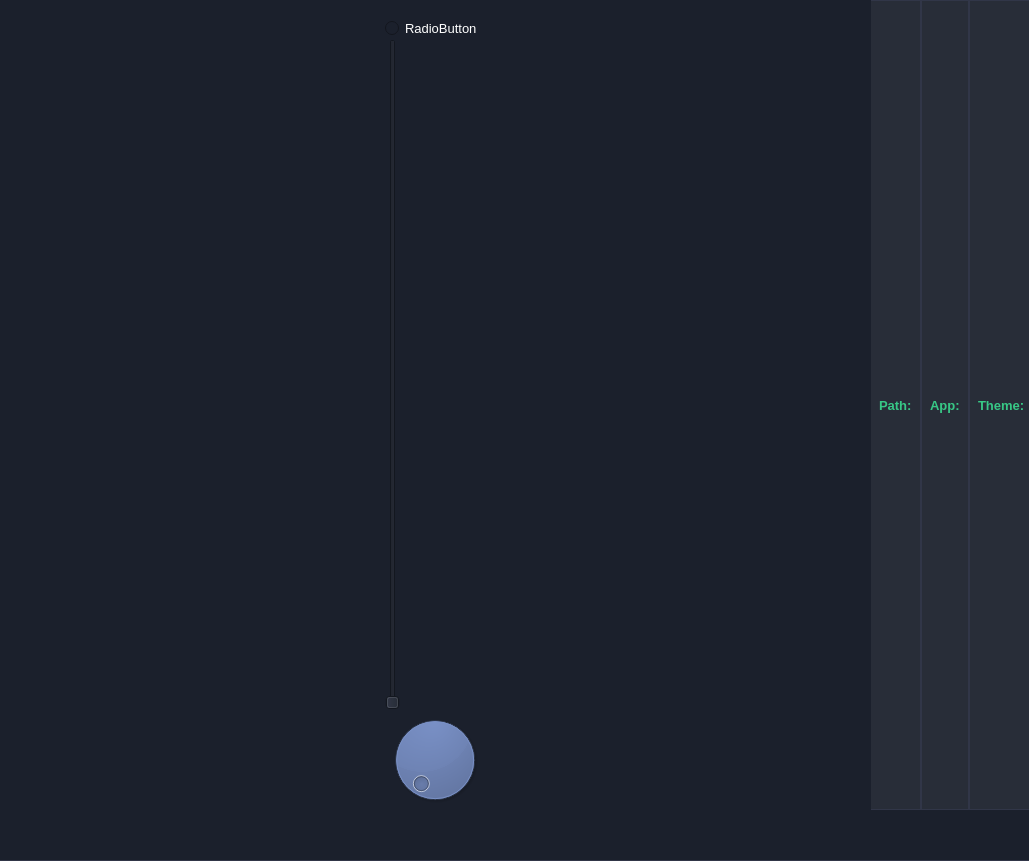
The window that builder/uis/app_builder_test.ui (ufopilot/QT-App-Builder) describes before a commit, drawn with Qt 5.
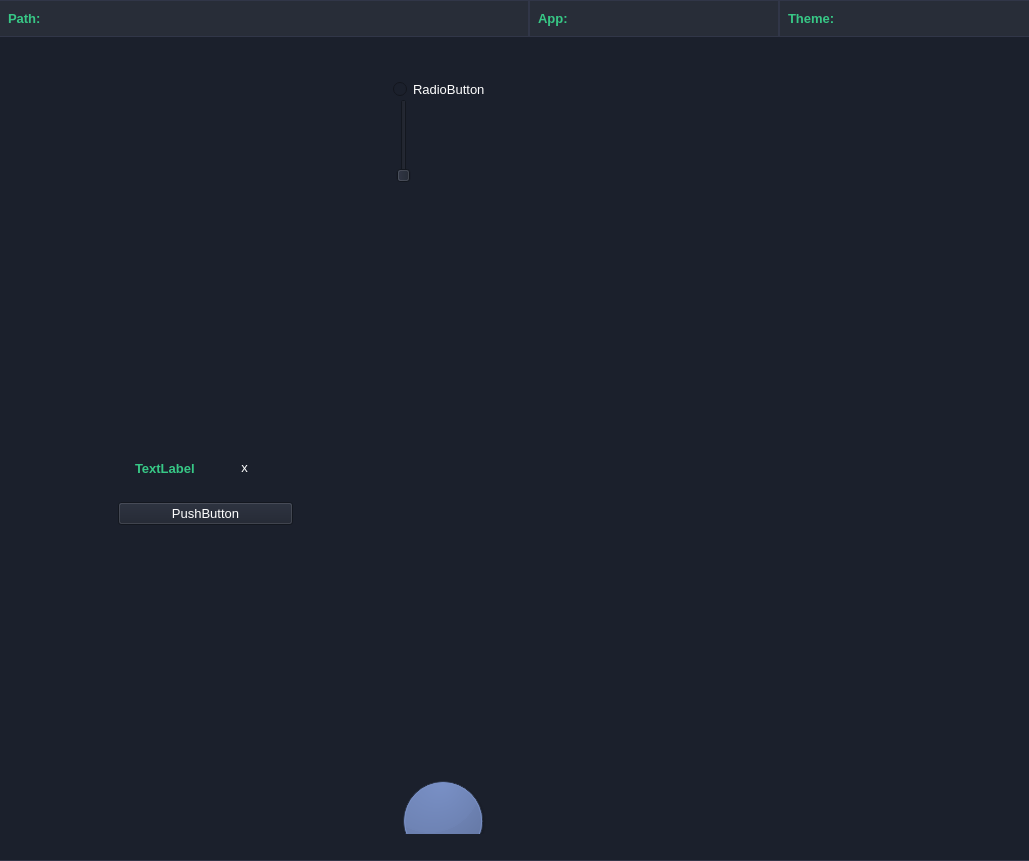
The same window after the commit.

```diff
--- a/builder/uis/app_builder_test.ui
+++ b/builder/uis/app_builder_test.ui
@@ -116,6 +116,51 @@
            <number>0</number>
           </property>
           <item>
+           <widget class="QLabel" name="apps_path">
+            <property name="text">
+             <string>Path: </string>
+            </property>
+           </widget>
+          </item>
+          <item>
+           <widget class="QLabel" name="selected_app">
+            <property name="maximumSize">
+             <size>
+              <width>250</width>
+              <height>16777215</height>
+             </size>
+            </property>
+            <property name="text">
+             <string>App: </string>
+            </property>
+           </widget>
+          </item>
+          <item>
+           <widget class="QLabel" name="selected_theme">
+            <property name="maximumSize">
+             <size>
+              <width>250</width>
+              <height>16777215</height>
+             </size>
+            </property>
+            <property name="text">
+             <string>Theme:</string>
+            </property>
+           </widget>
+          </item>
+         </layout>
+        </widget>
+       </item>
+       <item>
+        <widget class="QFrame" name="createdApps">
+         <property name="frameShape">
+          <enum>QFrame::StyledPanel</enum>
+         </property>
+         <property name="frameShadow">
+          <enum>QFrame::Raised</enum>
+         </property>
+         <layout class="QVBoxLayout" name="verticalLayout_3">
+          <item>
            <widget class="QScrollArea" name="scrollArea">
             <property name="styleSheet">
              <string notr="true"/>
@@ -131,41 +176,32 @@
               <rect>
                <x>0</x>
                <y>0</y>
-               <width>868</width>
-               <height>810</height>
+               <width>1011</width>
+               <height>773</height>
               </rect>
              </property>
-             <layout class="QGridLayout" name="gridLayout">
-              <property name="sizeConstraint">
-               <enum>QLayout::SetDefaultConstraint</enum>
-              </property>
-              <property name="leftMargin">
-               <number>0</number>
-              </property>
-              <property name="topMargin">
-               <number>0</number>
-              </property>
-              <property name="rightMargin">
-               <number>0</number>
-              </property>
-              <property name="bottomMargin">
-               <number>0</number>
-              </property>
-              <property name="horizontalSpacing">
-               <number>30</number>
-              </property>
-              <property name="verticalSpacing">
-               <number>0</number>
-              </property>
-              <item row="2" column="0">
                <widget class="QSlider" name="verticalSlider">
+              <property name="geometry">
+               <rect>
+                <x>384</x>
+                <y>38</y>
+                <width>22</width>
+                <height>84</height>
+               </rect>
+              </property>
                 <property name="orientation">
                  <enum>Qt::Vertical</enum>
                 </property>
                </widget>
-              </item>
-              <item row="0" column="0" alignment="Qt::AlignTop">
                <widget class="QWidget" name="myApps" native="true">
+              <property name="geometry">
+               <rect>
+                <x>384</x>
+                <y>0</y>
+                <width>18</width>
+                <height>18</height>
+               </rect>
+              </property>
                 <property name="styleSheet">
                  <string notr="true"/>
                 </property>
@@ -175,51 +211,77 @@
                  </property>
                 </layout>
                </widget>
-              </item>
-              <item row="3" column="0">
-               <widget class="QDial" name="dial"/>
-              </item>
-              <item row="1" column="0">
+             <widget class="QDial" name="dial">
+              <property name="geometry">
+               <rect>
+                <x>384</x>
+                <y>710</y>
+                <width>100</width>
+                <height>100</height>
+               </rect>
+              </property>
+             </widget>
                <widget class="QRadioButton" name="radioButton">
+              <property name="geometry">
+               <rect>
+                <x>384</x>
+                <y>18</y>
+                <width>91</width>
+                <height>20</height>
+               </rect>
+              </property>
                 <property name="text">
                  <string>RadioButton</string>
                 </property>
                </widget>
-              </item>
-             </layout>
-            </widget>
-           </widget>
-          </item>
+             <widget class="QFrame" name="myFrame">
+              <property name="geometry">
+               <rect>
+                <x>100</x>
+                <y>370</y>
+                <width>193</width>
+                <height>103</height>
+               </rect>
+              </property>
+              <property name="frameShape">
+               <enum>QFrame::StyledPanel</enum>
+              </property>
+              <property name="frameShadow">
+               <enum>QFrame::Raised</enum>
+              </property>
+              <layout class="QVBoxLayout" name="verticalLayout_4">
           <item>
-           <widget class="QLabel" name="apps_path">
+                <widget class="QFrame" name="headerFrame">
+                 <property name="frameShape">
+                  <enum>QFrame::StyledPanel</enum>
+                 </property>
+                 <property name="frameShadow">
+                  <enum>QFrame::Raised</enum>
+                 </property>
+                 <layout class="QHBoxLayout" name="horizontalLayout_2">
+                  <item>
+                   <widget class="QLabel" name="themeName">
             <property name="text">
-             <string>Path: </string>
+                     <string>TextLabel</string>
             </property>
            </widget>
           </item>
           <item>
-           <widget class="QLabel" name="selected_app">
-            <property name="maximumSize">
-             <size>
-              <width>250</width>
-              <height>16777215</height>
-             </size>
+                   <widget class="QPushButton" name="removeTheme">
+                    <property name="cursor">
+                     <cursorShape>PointingHandCursor</cursorShape>
             </property>
             <property name="text">
-             <string>App: </string>
-            </property>
-           </widget>
-          </item>
-          <item>
-           <widget class="QLabel" name="selected_theme">
-            <property name="maximumSize">
+                     <string>x</string>
+                    </property>
+                    <property name="iconSize">
              <size>
-              <width>250</width>
-              <height>16777215</height>
-             </size>
-            </property>
-            <property name="text">
-             <string>Theme:</string>
+                      <width>32</width>
+                      <height>32</height>
+                     </size>
+                    </property>
+                    <property name="flat">
+                     <bool>true</bool>
             </property>
            </widget>
           </item>
@@ -227,14 +289,18 @@
         </widget>
        </item>
        <item>
-        <widget class="QFrame" name="createdApps">
-         <property name="frameShape">
-          <enum>QFrame::StyledPanel</enum>
-         </property>
-         <property name="frameShadow">
-          <enum>QFrame::Raised</enum>
-         </property>
-         <layout class="QVBoxLayout" name="verticalLayout_3"/>
+                <widget class="QPushButton" name="themeButton">
+                 <property name="text">
+                  <string>PushButton</string>
+                 </property>
+                </widget>
+               </item>
+              </layout>
+             </widget>
+            </widget>
+           </widget>
+          </item>
+         </layout>
         </widget>
        </item>
       </layout>
```
Lines whose indentation alone changed are shown as unchanged.
